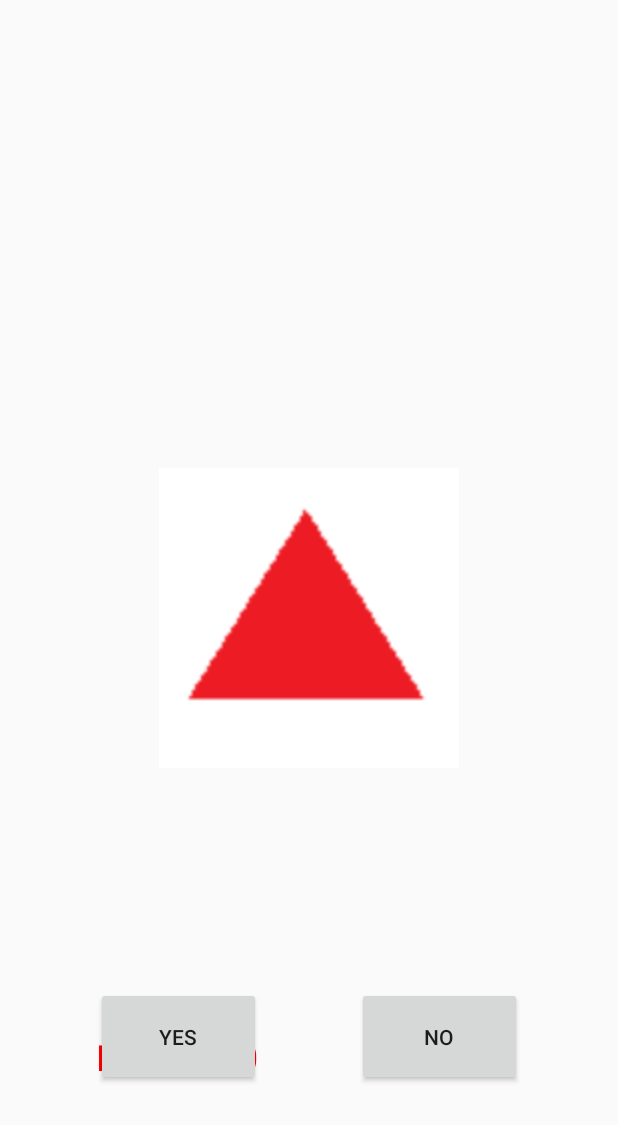
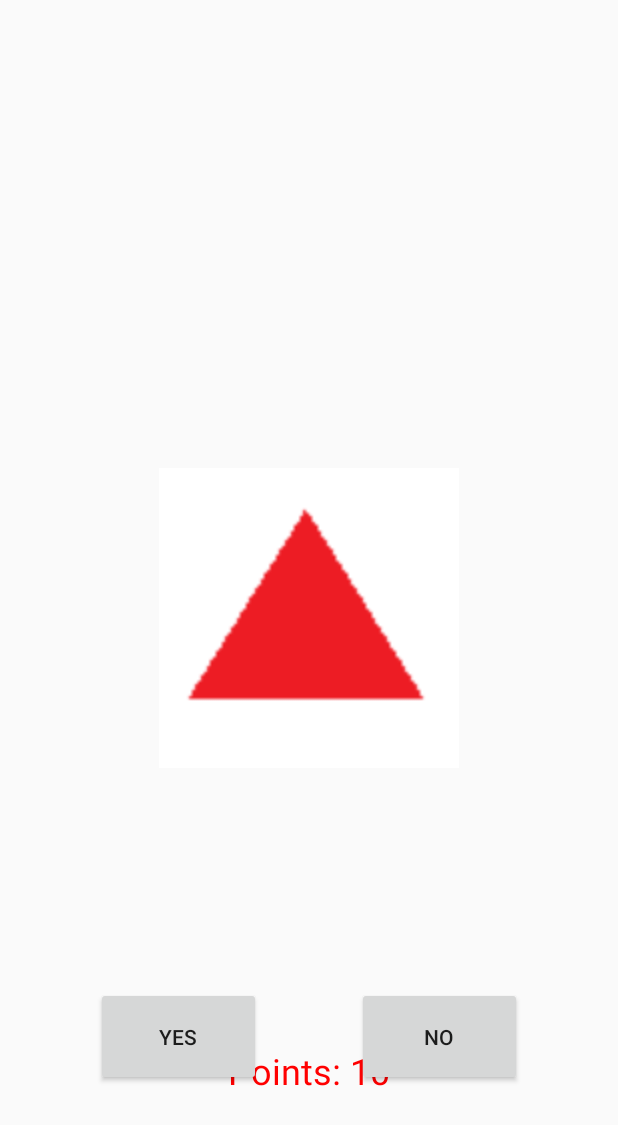
Before and after one commit to BartoszDopke/YoungBrainApp, an Android app: the GeomemotryActivity screen opened directly, with no data from a screen before it, after a tap on "NO", on a phone screen of 412 x 824 dp. Shown: the top 1125 px of the screen. Run offline under Robolectric (Android 15) with nearby library versions, the phone set to English and light mode, and no system bars.

Commit message:
Geomemotry fix plus adding displaying text to it (working properly)

```diff
--- a/app/src/main/java/com/pracainzynierska/inzynierka/GeomemotryActivity.java
+++ b/app/src/main/java/com/pracainzynierska/inzynierka/GeomemotryActivity.java
@@ -16,16 +16,14 @@ public class GeomemotryActivity extends AppCompatActivity {
 
     Button yes_btn, no_btn;
     ImageView shape;
-    TextView points;
+    TextView points, show_text;
 
     int[] images = {R.drawable.circle,R.drawable.square,R.drawable.star,R.drawable.star6, R.drawable.triangle};
     int[] shapesArray = {0,1,2,3,4,5};
     Random rand = new Random();
-    //int star6, circle, square, star, triangle;
     int player_points = 0;
     int imgPrev, imgActual, imgSecond;
 
-    //int firstShape, secondShape;
 
     @Override
     protected void onCreate(Bundle savedInstanceState) {
@@ -36,6 +34,7 @@ public class GeomemotryActivity extends AppCompatActivity {
         yes_btn = findViewById(R.id.yes_btn);
         no_btn = findViewById(R.id.no_btn);
         points = findViewById(R.id.geo_points);
+        show_text = findViewById(R.id.show_text);
 
         points.setTextColor(Color.RED);
 
@@ -54,30 +53,39 @@ public class GeomemotryActivity extends AppCompatActivity {
             }
         },2000);
 
-        Log.i("imgPrev onCreate","imgPrev onCreate " + imgPrev);
-        Log.i("imgSecond onCreate","imgSecond onCreate " + imgSecond);
-        Log.i("imgActual onCreate","imgActual onCreate " + imgActual);
 
-
-        //there's a problem
         yes_btn.setOnClickListener(new View.OnClickListener() {
             @Override
             public void onClick(View v) {
+                Handler handler = new Handler();
                 if(imgPrev == imgActual)
                 {
+                    handler.postDelayed(new Runnable() {
+                        @Override
+                        public void run() {
+                            show_text.setVisibility(View.INVISIBLE);
+                        }
+                    },500);
+                    show_text.setText("Correct!");
+                    show_text.setVisibility(View.VISIBLE);
+
                     player_points+=10;
                     points.setText("Points: " + player_points);
                 }
                 else
                 {
+                    handler.postDelayed(new Runnable() {
+                        @Override
+                        public void run() {
+                            show_text.setVisibility(View.INVISIBLE);
+                        }
+                    },500);
+                    show_text.setText("That's not correct answer!");
+                    show_text.setVisibility(View.VISIBLE);
                     points.setText("Points: " + player_points);
                 }
-                Log.i("imgPrev in yes_btn: ", "imgPrev in yes_btn: " + imgPrev);
-                Log.i("imgActual in yes_btn: ", "imgActual in yes_btn: " + imgActual);
                 imgPrev = imgActual;
-                Log.i("imgPrev przypis yes: ", "imgPrev przypis yes: " + imgPrev);
                 imgActual = getRandomImageId();
-                Log.i("imgActual przypis yes: ", "imgActual przypis yes: " + imgActual);
                 showShape(shape, imgActual);
 
             }
@@ -86,32 +94,41 @@ public class GeomemotryActivity extends AppCompatActivity {
         no_btn.setOnClickListener(new View.OnClickListener() {
             @Override
             public void onClick(View v) {
+                Handler handler = new Handler();
                 if(imgPrev != imgActual)
                 {
+                    handler.postDelayed(new Runnable() {
+                        @Override
+                        public void run() {
+                            show_text.setVisibility(View.INVISIBLE);
+                        }
+                    },500);
+                    show_text.setText("Correct!");
+                    show_text.setVisibility(View.VISIBLE);
+
                     player_points+=10;
                     points.setText("Points: " + player_points);
                 }
                 else
                 {
+                    handler.postDelayed(new Runnable() {
+                        @Override
+                        public void run() {
+                            show_text.setVisibility(View.INVISIBLE);
+                        }
+                    },500);
+                    show_text.setText("That's not correct answer!");
+                    show_text.setVisibility(View.VISIBLE);
                     points.setText("Points: " + player_points);
                 }
-                Log.d("imgPrev in no_btn: ", "imgPrev in no_btn: " + imgPrev);
-                Log.d("imgActual in no_btn: ", "imgActual in no_btn: " + imgActual);
                 imgPrev = imgActual;
-                Log.d("imgPrev przypis no: ", "imgPrev przypis no: " + imgPrev);
                 imgActual = getRandomImageId();
-                Log.i("imgActual przypis no: ", "imgActual przypis no: " + imgActual);
                 showShape(shape, imgActual);
 
             }
         });
-
     }
 
-
-    //there's a problem
-
-   //probably something's wrong there as well
    private void showShape(ImageView iv, int choice) {
        if (shapesArray[choice] == 0) {
            iv.setImageResource(images[0]);
@@ -123,9 +140,7 @@ public class GeomemotryActivity extends AppCompatActivity {
            iv.setImageResource(images[3]);
        } else if (shapesArray[choice] == 4) {
            iv.setImageResource(images[4]);
-       }
-       else if (shapesArray[choice]==5)
-       {
+       } else if (shapesArray[choice]==5) {
            iv.setImageResource(images[5]);
        }
    }
--- a/app/src/main/java/com/pracainzynierska/inzynierka/UserPanelActivity.java
+++ b/app/src/main/java/com/pracainzynierska/inzynierka/UserPanelActivity.java
@@ -85,7 +85,7 @@ public class UserPanelActivity extends AppCompatActivity {
     }
 
     private void Training() {
-        Intent intent = new Intent(this, MathChainActivity.class);
+        Intent intent = new Intent(this, GeomemotryActivity.class);
         startActivity(intent);
     }
 
--- a/app/src/main/res/layout/activity_geomemotry.xml
+++ b/app/src/main/res/layout/activity_geomemotry.xml
@@ -46,9 +46,22 @@
         android:layout_marginTop="176dp"
         android:text="Points: 0"
         android:textSize="24dp"
+        android:gravity="center"
         app:layout_constraintEnd_toEndOf="@+id/no_btn"
         app:layout_constraintHorizontal_bias="0.0"
         app:layout_constraintStart_toStartOf="@+id/yes_btn"
         app:layout_constraintTop_toBottomOf="@+id/shape" />
 
+    <TextView
+        android:id="@+id/show_text"
+        android:layout_width="200dp"
+        android:layout_height="150dp"
+        android:gravity="center"
+        android:text=""
+        android:textSize="32dp"
+        app:layout_constraintBottom_toTopOf="@+id/shape"
+        app:layout_constraintEnd_toEndOf="parent"
+        app:layout_constraintStart_toStartOf="parent"
+        app:layout_constraintTop_toTopOf="parent" />
+
 </androidx.constraintlayout.widget.ConstraintLayout>
```
Also changed, not shown: app/src/main/java/com/pracainzynierska/inzynierka/MathChainActivity.java (+0 -16 lines).
